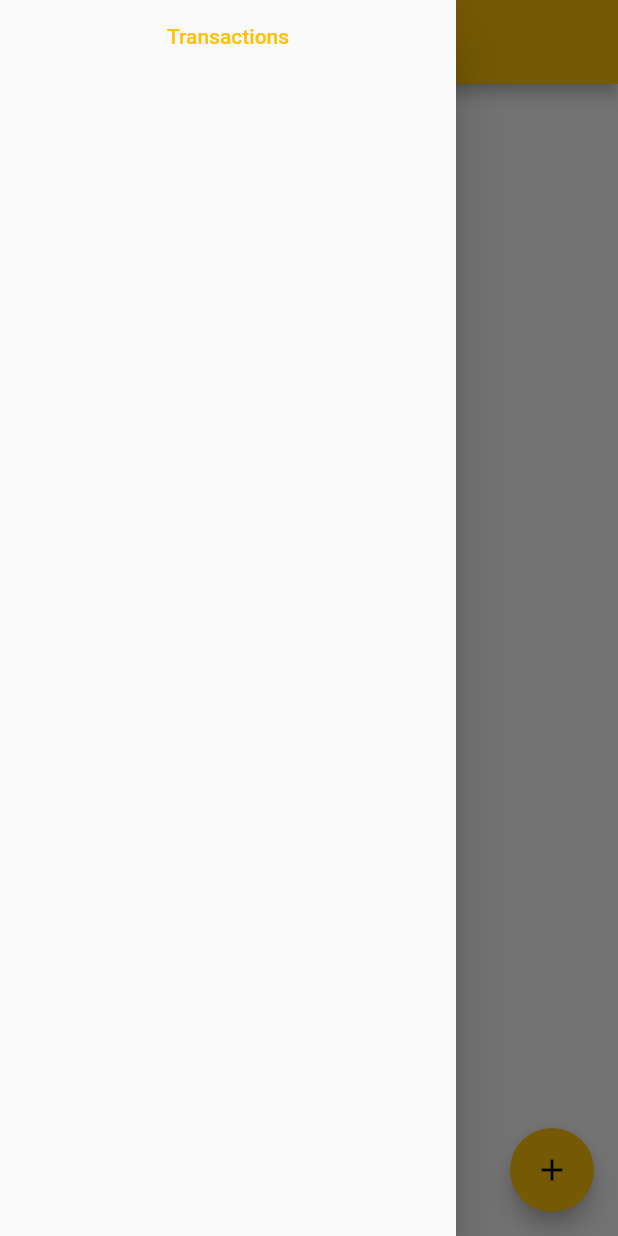
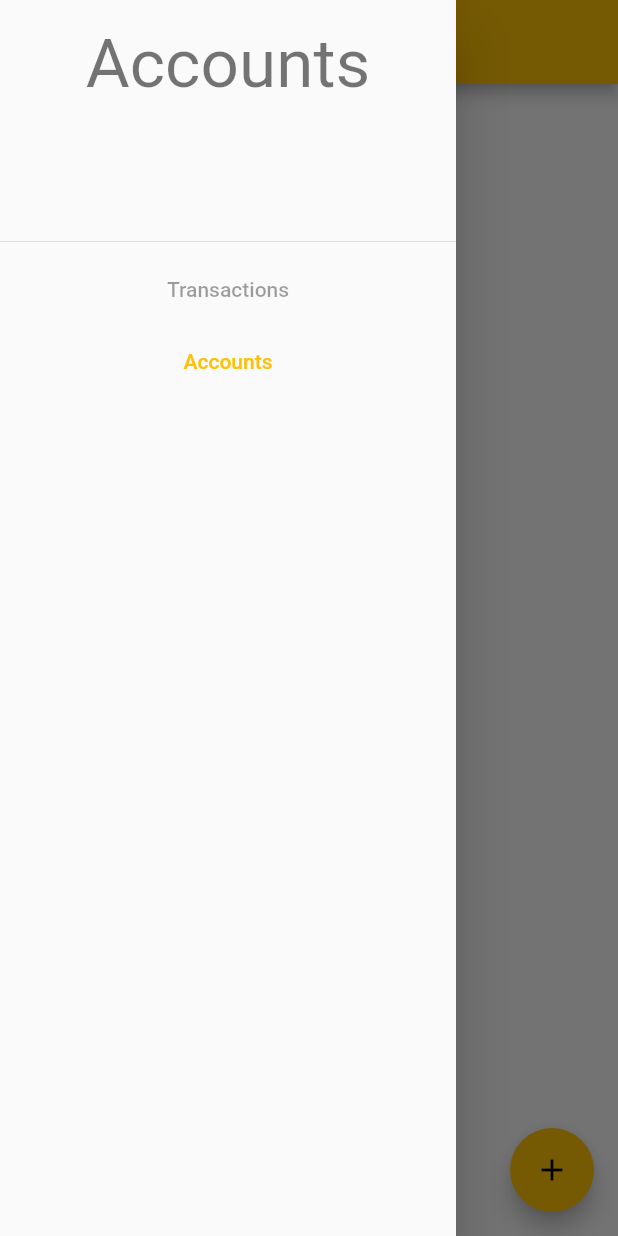
Before and after one commit to samarth-ramesh/accounts-app-old, a Flutter app: the TransactionsPage screen opened by its route, with the side drawer open, on a phone screen of 412 x 824 dp. Run offline on Flutter 3.47's test engine with Material 2 defaults, Android fonts, the light colour scheme and no system bars; network calls fail.

Commit message:
FEATURE: add in navbar

```diff
--- a/lib/Login.dart
+++ b/lib/Login.dart
@@ -40,7 +40,7 @@ class _LoginState extends State<Login> {
           backgroundColor: Theme.of(context).errorColor,
         ));
       } else {
-        Navigator.pushNamed(context, '/foo');
+        Navigator.pushNamed(context, '/transactions');
       }
     }
   }
--- a/lib/main.dart
+++ b/lib/main.dart
@@ -1,4 +1,5 @@
 import 'package:accounts2/Login.dart';
+import 'package:accounts2/accounts.dart';
 import 'package:accounts2/transactions/transactions.dart';
 import 'package:flutter/material.dart';
 
@@ -20,7 +21,8 @@ class MyApp extends StatelessWidget {
       initialRoute: '/',
       routes: {
         '/': (context) => const Login(),
-        '/foo': (context) => const TransactionsPage()
+        '/transactions': (context) => const TransactionsPage(),
+        '/accounts' : (context) => const AccountsPage()
       },
     );
   }
--- /dev/null
+++ b/lib/navbar.dart
@@ -0,0 +1,49 @@
+import 'package:flutter/material.dart';
+
+class Navbar extends StatelessWidget {
+  const Navbar({Key? key}) : super(key: key);
+
+  void opf(BuildContext context, String rt) {
+    Navigator.of(context).pushNamed(rt);
+  }
+
+  @override
+  Widget build(BuildContext context) {
+    var curPath = ModalRoute.of(context)?.settings.name;
+
+    bool canDisable = false;
+    if (curPath != null) {
+      canDisable = true;
+    }
+
+    return Drawer(
+      child: ListView(
+        padding: EdgeInsets.zero,
+        children: [
+          DrawerHeader(
+            child: Text(
+              "Accounts",
+              style: Theme.of(context).textTheme.headline3,
+              textAlign: TextAlign.center,
+            ),
+          ),
+          TextButton(
+            onPressed: (canDisable && (curPath == "/transactions")
+                ? null
+                : () {
+                    opf(context, "/transactions");
+                  }),
+            child: const Text("Transactions"),
+          ),
+          TextButton(
+              onPressed: (canDisable && (curPath == "/accounts")
+                  ? null
+                  : () {
+                      opf(context, "/accounts");
+                    }),
+              child: const Text("Accounts"))
+        ],
+      ),
+    );
+  }
+}
--- a/lib/transactions/transactions.dart
+++ b/lib/transactions/transactions.dart
@@ -1,4 +1,5 @@
 import 'package:accounts2/actions/get_transactions.dart';
+import 'package:accounts2/navbar.dart';
 import 'package:accounts2/transactions/add_transaction_modal.dart';
 import 'package:accounts2/transactions/transaction_item.dart';
 import 'package:flutter/material.dart';
@@ -37,13 +38,7 @@ class _TransactionsPageState extends State<TransactionsPage> {
   @override
   Widget build(BuildContext context) {
     return Scaffold(
-      drawer: Drawer(
-        child: Column(
-          children: [
-            TextButton(onPressed: (){}, child: const Text("Transactions"))
-          ]
-        ),
-      ),
+      drawer: const Navbar(),
       appBar: AppBar(
         title: const Text("Transactions"),
       ),
```
Also changed, not shown: lib/accounts.dart (added, +15 -0 lines).
